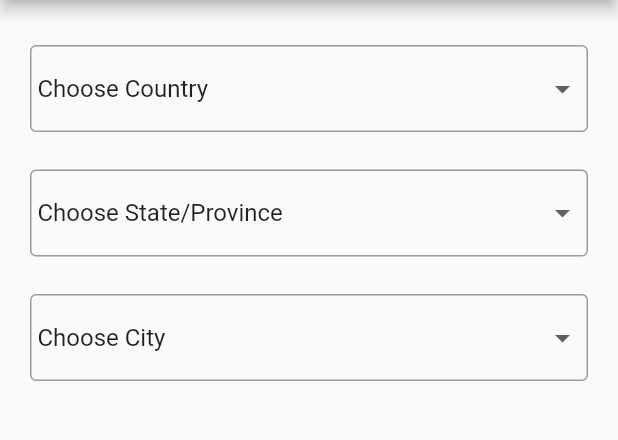
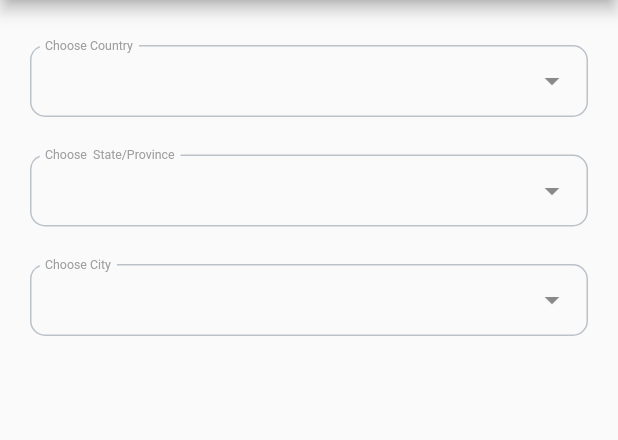
Before and after one commit to prof22/country_state_city_picker, a Flutter app: the screen it shows after launch, on a phone screen of 412 x 824 dp, the part 84-524 px from its top. Run offline on Flutter 3.47's test engine with Material 2 defaults, Android fonts, the phone set to English and light mode, and no system bars; drawn by our look-alikes of dropdown_search.

Commit message:
my commit

```diff
--- a/lib/country_state_city_picker.dart
+++ b/lib/country_state_city_picker.dart
@@ -4,7 +4,7 @@ import 'dart:convert';
 
 import 'package:flutter/material.dart';
 import 'package:flutter/services.dart' show rootBundle;
-
+import 'package:dropdown_search/dropdown_search.dart';
 import 'model/select_status_model.dart' as StatusModel;
 
 class SelectState extends StatefulWidget {
@@ -158,94 +158,122 @@ class _SelectStateState extends State<SelectState> {
     return Column(
       mainAxisAlignment: MainAxisAlignment.center,
       children: <Widget>[
-        InputDecorator(
-          decoration: widget.decoration,
-          child: DropdownButtonHideUnderline(
-              child: DropdownButton<String>(
-            dropdownColor: widget.dropdownColor,
-            isExpanded: true,
-            items: _country.map((String dropDownStringItem) {
-              return DropdownMenuItem<String>(
-                value: dropDownStringItem,
-                child: Row(
-                  children: [
-                    Flexible(
-                      child: Text(
-                        dropDownStringItem,
-                        style: widget.style,
-                        overflow: TextOverflow.ellipsis,
+        DropdownSearch<String>(
+          items: _country,
+          dropdownBuilder: (context, selectedItem) {
+            return Container(
+                child: selectedItem != null
+                    ? Text(
+                        selectedItem,
+                        style: TextStyle(
+                          color: Color(0xff0F1031),
+                          fontSize: 11,
                         ),
                       )
-                  ],
+                    : null);
+          },
+          popupProps: PopupProps.menu(
+            disabledItemFn: (value) => value == "Choose Country",
+            showSearchBox: true,
+            searchFieldProps: TextFieldProps(autofocus: true),
+            // showSelectedItems: true,
           ),
-              );
-            }).toList(),
-            // onTap: ,
+          dropdownDecoratorProps: DropDownDecoratorProps(
+            dropdownSearchDecoration: InputDecoration(
+                labelStyle: TextStyle(color: Colors.grey, fontSize: 11),
+                label: Text('Choose Country'),
+                contentPadding: EdgeInsets.fromLTRB(10, 0, 0, 0),
+                border: OutlineInputBorder(
+                    borderRadius: BorderRadius.all(Radius.circular(10))),
+                enabledBorder: OutlineInputBorder(
+                    borderRadius: BorderRadius.all(Radius.circular(10)),
+                    borderSide: BorderSide(color: Color(0xffBBC2C9))),
+                focusedBorder: OutlineInputBorder(
+                    borderRadius: BorderRadius.all(Radius.circular(10)),
+                    borderSide: BorderSide(color: Color(0xff0F1031))),
+                floatingLabelBehavior: FloatingLabelBehavior.auto),
+          ),
           onChanged: (value) => _onSelectedCountry(value!),
-            onTap: widget.onCountryTap,
-            // onChanged: (value) => _onSelectedCountry(value!),
-            value: _selectedCountry,
-          )),
         ),
         SizedBox(
           height: widget.spacing,
         ),
-        InputDecorator(
-          decoration: widget.decoration,
-          child: DropdownButtonHideUnderline(
-              child: DropdownButton<String>(
-            dropdownColor: widget.dropdownColor,
-            isExpanded: true,
-            items: _states.map((String dropDownStringItem) {
-              return DropdownMenuItem<String>(
-                value: dropDownStringItem,
-                child: Row(
-                  children: [
-                    Flexible(
-                      child: Text(
-                        dropDownStringItem,
-                        style: widget.style,
-                        overflow: TextOverflow.ellipsis,
+        DropdownSearch<String>(
+          items: _states,
+          dropdownBuilder: (context, selectedItem) {
+            return Container(
+                child: selectedItem != null
+                    ? Text(
+                        selectedItem,
+                        style: TextStyle(
+                          color: Color(0xff0F1031),
+                          fontSize: 11,
                         ),
                       )
-                  ],
+                    : null);
+          },
+          popupProps: PopupProps.menu(
+            disabledItemFn: (value) => value == "Choose  State/Province",
+            showSearchBox: true,
+            searchFieldProps: TextFieldProps(autofocus: true),
+            // showSelectedItems: true,
           ),
-              );
-            }).toList(),
+          dropdownDecoratorProps: DropDownDecoratorProps(
+            dropdownSearchDecoration: InputDecoration(
+                labelStyle: TextStyle(color: Colors.grey, fontSize: 11),
+                label: Text('Choose  State/Province'),
+                contentPadding: EdgeInsets.fromLTRB(10, 0, 0, 0),
+                border: OutlineInputBorder(
+                    borderRadius: BorderRadius.all(Radius.circular(10))),
+                enabledBorder: OutlineInputBorder(
+                    borderRadius: BorderRadius.all(Radius.circular(10)),
+                    borderSide: BorderSide(color: Color(0xffBBC2C9))),
+                focusedBorder: OutlineInputBorder(
+                    borderRadius: BorderRadius.all(Radius.circular(10)),
+                    borderSide: BorderSide(color: Color(0xff0F1031))),
+                floatingLabelBehavior: FloatingLabelBehavior.auto),
+          ),
           onChanged: (value) => _onSelectedState(value!),
-            onTap: widget.onStateTap,
-            value: _selectedState,
-          )),
         ),
         SizedBox(
           height: widget.spacing,
         ),
-        InputDecorator(
-          decoration: widget.decoration,
-          child: DropdownButtonHideUnderline(
-              child: DropdownButton<String>(
-            dropdownColor: widget.dropdownColor,
-            isExpanded: true,
-            items: _cities.map((String dropDownStringItem) {
-              return DropdownMenuItem<String>(
-                value: dropDownStringItem,
-                child: Row(
-                  children: [
-                    Flexible(
-                      child: Text(
-                        dropDownStringItem,
-                        style: widget.style,
-                        overflow: TextOverflow.ellipsis,
+        DropdownSearch<String>(
+          items: _cities,
+          dropdownBuilder: (context, selectedItem) {
+            return Container(
+                child: selectedItem != null
+                    ? Text(
+                        selectedItem,
+                        style: TextStyle(
+                          color: Color(0xff0F1031),
+                          fontSize: 11,
                         ),
                       )
-                  ],
+                    : null);
+          },
+          popupProps: PopupProps.menu(
+            disabledItemFn: (value) => value == "Choose City",
+            showSearchBox: true,
+            searchFieldProps: TextFieldProps(autofocus: true),
+            // showSelectedItems: true,
           ),
-              );
-            }).toList(),
+          dropdownDecoratorProps: DropDownDecoratorProps(
+            dropdownSearchDecoration: InputDecoration(
+                labelStyle: TextStyle(color: Colors.grey, fontSize: 11),
+                label: Text('Choose City'),
+                contentPadding: EdgeInsets.fromLTRB(10, 0, 0, 0),
+                border: OutlineInputBorder(
+                    borderRadius: BorderRadius.all(Radius.circular(10))),
+                enabledBorder: OutlineInputBorder(
+                    borderRadius: BorderRadius.all(Radius.circular(10)),
+                    borderSide: BorderSide(color: Color(0xffBBC2C9))),
+                focusedBorder: OutlineInputBorder(
+                    borderRadius: BorderRadius.all(Radius.circular(10)),
+                    borderSide: BorderSide(color: Color(0xff0F1031))),
+                floatingLabelBehavior: FloatingLabelBehavior.auto),
+          ),
           onChanged: (value) => _onSelectedCity(value!),
-            onTap: widget.onCityTap,
-            value: _selectedCity,
-          )),
         ),
       ],
     );
--- a/pubspec.yaml
+++ b/pubspec.yaml
@@ -13,7 +13,7 @@ environment:
 dependencies:
   flutter:
     sdk: flutter
-
+  dropdown_search: ^5.0.3
 dev_dependencies:
   flutter_test:
     sdk: flutter
```
Also changed, not shown: example/pubspec.lock, pubspec.lock, 4 other files. Lines whose indentation alone changed are shown as unchanged.
